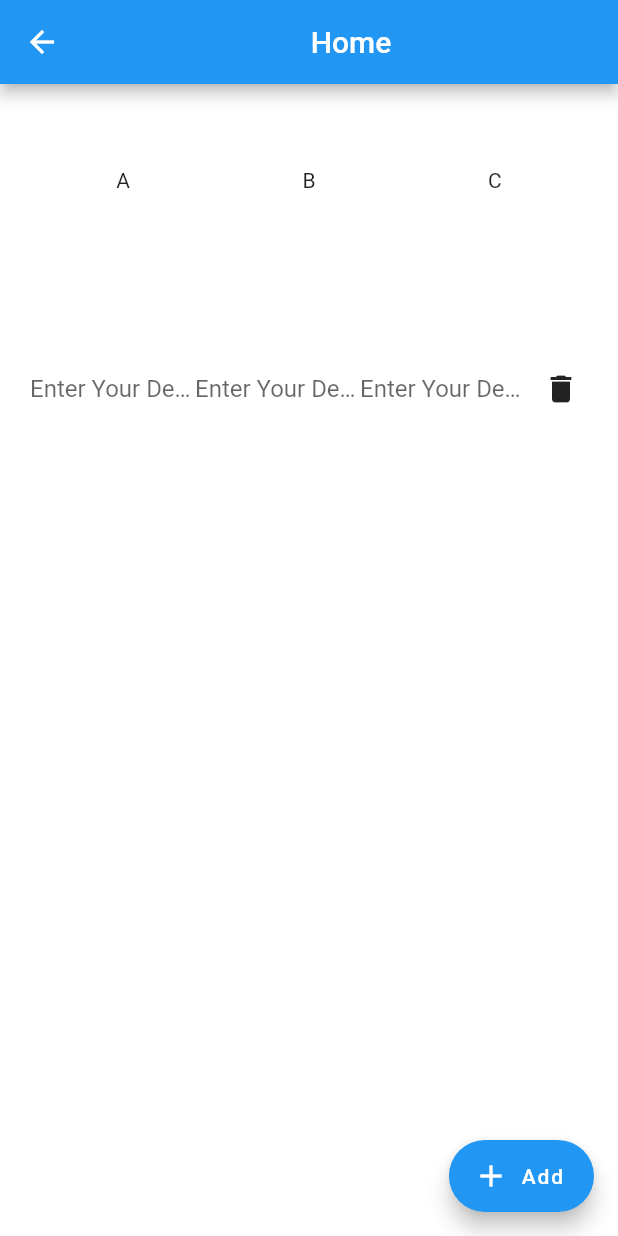
After one commit to KirubaKaran2001/login_application, a Flutter app: the LayoutBuild screen opened directly, after a tap on "Add", on a phone screen of 412 x 824 dp. The commit adds this screen. Run offline on Flutter 3.47's test engine with Material 2 defaults, Android fonts, the phone set to English and light mode, and no system bars; our stand-ins replace shared_preferences; accounts and stored records are empty.

Commit message:
rough commit

```diff
--- a/lib/main.dart
+++ b/lib/main.dart
@@ -5,10 +5,10 @@ import 'package:login_application/screens/login_screen.dart';
 import 'package:login_application/screens/splashscreen.dart';
 import 'package:shared_preferences/shared_preferences.dart';
 
+
 void main() async {
-  WidgetsFlutterBinding.ensureInitialized().addPostFrameCallback((_) async {
-  });
-    prefs = await SharedPreferences.getInstance();
+  WidgetsFlutterBinding.ensureInitialized().addPostFrameCallback((_) async {});
+  prefs = await SharedPreferences.getInstance();
   // await prefs!.clear();
   runApp(const MyApp());
 }
@@ -24,7 +24,7 @@ class MyApp extends StatelessWidget {
       theme: ThemeData(
         primarySwatch: Colors.blue,
       ),
-      home: const SplashScreen(),
+      home: const LoginPage(),
       onGenerateRoute: (RouteSettings settings) {
         debugPrint('build route for ${settings.name}');
         var routes = <String, WidgetBuilder>{
--- a/lib/screens/login_screen.dart
+++ b/lib/screens/login_screen.dart
@@ -21,10 +21,6 @@ class _LoginPageState extends State<LoginPage> {
   bool isPasswordShow = false;
   bool isApiCallProcess = false;
 
-  @override
-  void initState() {
-    super.initState();
-  }
 
   @override
   Widget build(BuildContext context) {
@@ -175,7 +171,6 @@ class _LoginPageState extends State<LoginPage> {
         );
         prefs!.setBool('login', true);
         Navigator.of(context).pushReplacementNamed('/splash');
-        // Navigator.pushNamed(context, '/splash');
       }
     });
   }
--- a/lib/screens/splashscreen.dart
+++ b/lib/screens/splashscreen.dart
@@ -11,6 +11,7 @@ class SplashScreen extends StatefulWidget {
 
 class _SplashScreenState extends State<SplashScreen> {
   bool? loginCheck;
+
   @override
   void initState() {
     super.initState();
--- /dev/null
+++ b/lib/stepper/layout_builder.dart
@@ -0,0 +1,120 @@
+// ignore_for_file: library_private_types_in_public_api
+
+import 'package:flutter/material.dart';
+
+class LayoutBuild extends StatefulWidget {
+  const LayoutBuild({super.key});
+
+  @override
+  _LayoutBuildState createState() => _LayoutBuildState();
+}
+
+List<Widget> bodyElements = [];
+int count = 0;
+
+class _LayoutBuildState extends State<LayoutBuild> {
+  @override
+  Widget build(BuildContext context) {
+    return Scaffold(
+      backgroundColor: Colors.white,
+      appBar: AppBar(
+        title: const Center(child: Text('Home')),
+      ),
+      body: Column(
+        children: [
+          Expanded(
+            flex: 1,
+            child: Padding(
+              padding: const EdgeInsets.only(right: 20, left: 20),
+              child: Row(
+                mainAxisAlignment: MainAxisAlignment.spaceAround,
+                children: const [
+                  Text('A'),
+                  Text('B'),
+                  Text('C'),
+                ],
+              ),
+            ),
+          ),
+          Expanded(
+            flex: 5,
+            child: ListView(
+              children: <Widget>[
+                Column(
+                  children: bodyElements,
+                ),
+              ],
+            ),
+          ),
+        ],
+      ),
+      floatingActionButton: FloatingActionButton.extended(
+        icon: const Icon(Icons.add),
+        label: const Text('Add'),
+        onPressed: () {
+          count += 1;
+          setState(() {
+            addBodyElement(count);
+          });
+        },
+      ),
+    );
+  }
+
+  void addBodyElement(index) {
+    bodyElements.add(
+      Padding(
+        padding: const EdgeInsets.all(20),
+        child: Row(
+          mainAxisAlignment: MainAxisAlignment.spaceBetween,
+          children: [
+            Container(
+              height: 100,
+              width: 110,
+              decoration: BoxDecoration(
+                borderRadius: BorderRadius.circular(10),
+              ),
+              child: const Center(
+                child: TextField(
+                  decoration: InputDecoration(
+                      border: InputBorder.none, hintText: 'Enter Your Details'),
+                ),
+              ),
+            ),
+            Container(
+              height: 110,
+              width: 110,
+              decoration: BoxDecoration(
+                borderRadius: BorderRadius.circular(10),
+              ),
+              child: const Center(
+                child: TextField(
+                  decoration: InputDecoration(
+                      border: InputBorder.none, hintText: 'Enter Your Details'),
+                ),
+              ),
+            ),
+            Container(
+              height: 110,
+              width: 110,
+              child: const Center(
+                child: TextField(
+                  decoration: InputDecoration(
+                      border: InputBorder.none, hintText: 'Enter Your Details'),
+                ),
+              ),
+            ),
+            IconButton(
+              icon: const Icon(Icons.delete),
+              onPressed: () {
+                setState(() {
+                  bodyElements.removeAt(index);
+                });
+              },
+            ),
+          ],
+        ),
+      ),
+    );
+  }
+}
--- a/pubspec.yaml
+++ b/pubspec.yaml
@@ -38,6 +38,7 @@ dependencies:
   cupertino_icons: ^1.0.2
   http: ^0.13.5
   shared_preferences: ^2.0.15
+  ionicons: ^0.2.1
 
 dev_dependencies:
   flutter_test:
```
Also changed, not shown: lib/stepper/cupertino_stepper.dart (added, +35 -0 lines), lib/stepper/global.dart (added, +109 -0 lines), lib/stepper/stepper.dart (added, +62 -0 lines), pubspec.lock, 1 other file.
